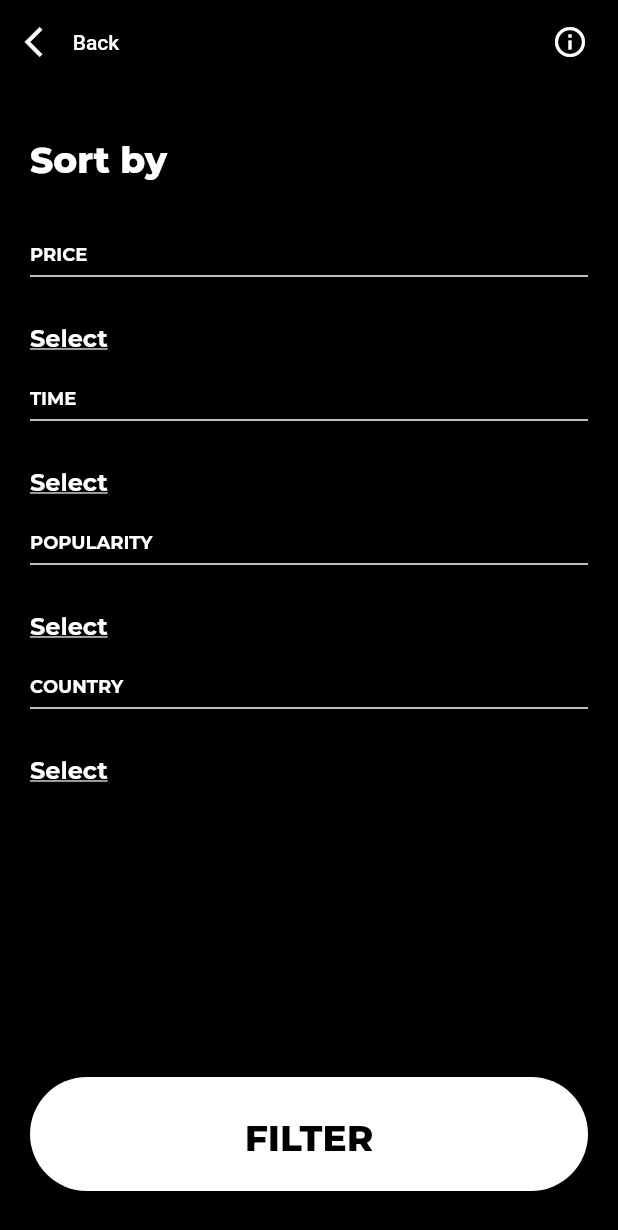
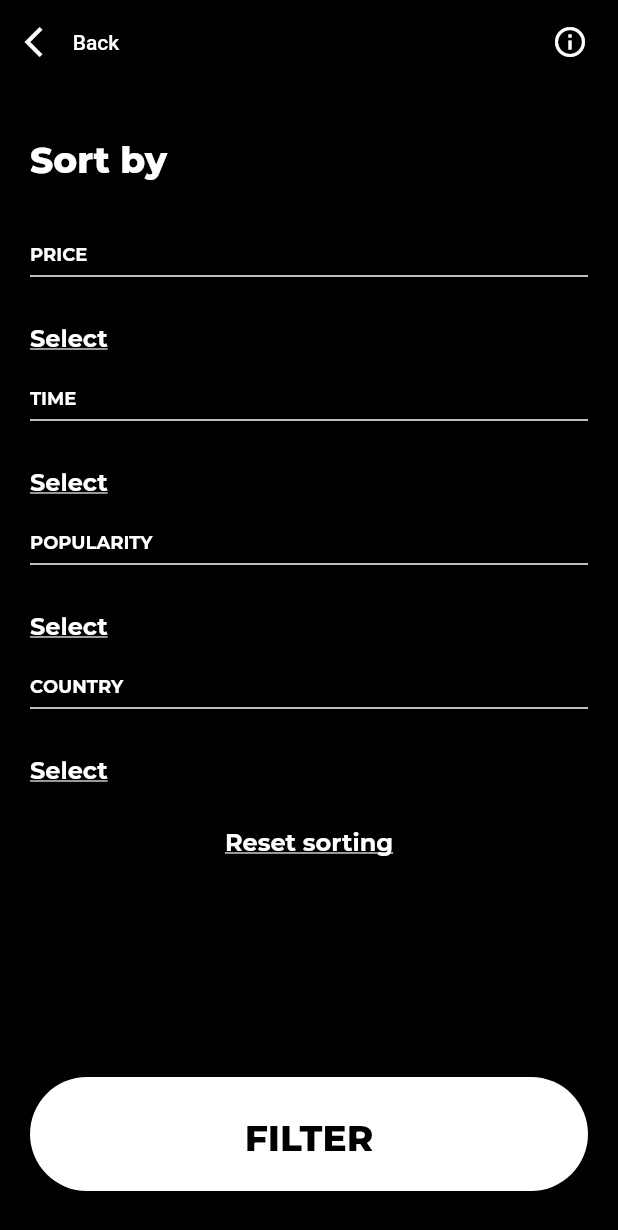
Before and after one commit to ZmicierSzkiel/fleeque, a Flutter app: the InfluencersFilterForm screen opened directly with empty values, on a phone screen of 412 x 824 dp. Shown: the top 1230 px of the screen. Run offline on Flutter 3.47's test engine with Material 2 defaults, Android fonts, the phone set to English and light mode, and no system bars; our stand-ins replace bloc, carousel_slider, cloud_firestore, dots_indicator, equatable, firebase_auth and 4 more; accounts and stored records are empty.

Commit message:
reset filtration logic added

```diff
--- a/lib/presentation/main_screen/influencers/bloc/influencers_bloc.dart
+++ b/lib/presentation/main_screen/influencers/bloc/influencers_bloc.dart
@@ -1,16 +1,21 @@
 import 'package:bloc/bloc.dart';
+import 'package:fleeque/core/use_case.dart';
 
 import 'package:fleeque/domain/entities/filtered_influencer.dart';
 import 'package:fleeque/domain/usecases/db_usecases/filter_influencers_list_usecase.dart';
+import 'package:fleeque/domain/usecases/db_usecases/get_influencers_list_usecase.dart';
 
 part 'influencers_event.dart';
 part 'influencers_state.dart';
 
 class InfluencersBloc extends Bloc<InfluencersEvent, InfluencersState> {
   final FilterInfluencersListUseCase _filterInfluencersListUseCase;
+  final GetInfluencersListUseCase _getInfluencersListUseCase;
   InfluencersBloc({
     required FilterInfluencersListUseCase filterInfluencersListUseCase,
+    required GetInfluencersListUseCase getInfluencersListUseCase,
   })  : _filterInfluencersListUseCase = filterInfluencersListUseCase,
+        _getInfluencersListUseCase = getInfluencersListUseCase,
         super(
           const InfluencersState(
             countryFilter: '',
@@ -24,6 +29,7 @@ class InfluencersBloc extends Bloc<InfluencersEvent, InfluencersState> {
     on<FollowersFilterEvent>(_handleFollowersFilterEvent);
     on<CountryFilterEvent>(_handleCountryFilterEvent);
     on<FilterDataEvent>(_handleFilterDataEvent);
+    on<ResetFilterEvent>(_handleResetFilterEvent);
   }
 
   void _handlePriceFilterEvent(
@@ -94,4 +100,9 @@ class InfluencersBloc extends Bloc<InfluencersEvent, InfluencersState> {
       );
     }
   }
+
+  Future<void> _handleResetFilterEvent(
+      ResetFilterEvent event, Emitter<InfluencersState> emit) async {
+    await _getInfluencersListUseCase.execute(NoParams());
+  }
 }
--- a/lib/presentation/main_screen/influencers/bloc/influencers_event.dart
+++ b/lib/presentation/main_screen/influencers/bloc/influencers_event.dart
@@ -29,3 +29,5 @@ class FollowersFilterEvent extends InfluencersEvent {
 }
 
 class FilterDataEvent extends InfluencersEvent {}
+
+class ResetFilterEvent extends InfluencersEvent {}
--- a/lib/presentation/main_screen/influencers/widgets/influencers_filter/influencers_filter_form.dart
+++ b/lib/presentation/main_screen/influencers/widgets/influencers_filter/influencers_filter_form.dart
@@ -1,14 +1,18 @@
+import 'package:fleeque/domain/usecases/db_usecases/get_influencers_list_usecase.dart';
+import 'package:flutter/material.dart';
+import 'package:flutter_bloc/flutter_bloc.dart';
+
 import 'package:fleeque/core/app_locator.dart';
+
+import 'package:fleeque/core_ui/constants.dart';
+import 'package:fleeque/core_ui/secondary_app_bar.dart';
+
 import 'package:fleeque/domain/entities/influencer.dart';
 import 'package:fleeque/domain/repositories/db_repository.dart';
 import 'package:fleeque/domain/usecases/db_usecases/filter_influencers_list_usecase.dart';
+
 import 'package:fleeque/presentation/main_screen/influencers/bloc/influencers_bloc.dart';
-import 'package:flutter/material.dart';
-
-import 'package:fleeque/core_ui/constants.dart';
-import 'package:fleeque/core_ui/secondary_app_bar.dart';
 import 'package:fleeque/presentation/main_screen/influencers/widgets/influencers_filter/influencer_dropdown_button.dart';
-import 'package:flutter_bloc/flutter_bloc.dart';
 
 class InfluencersFilterForm extends StatelessWidget {
   final List<Influencer> influencers;
@@ -45,6 +49,9 @@ class InfluencersFilterForm extends StatelessWidget {
     return BlocProvider(
       create: (context) => InfluencersBloc(
         filterInfluencersListUseCase: FilterInfluencersListUseCase(
+          repository: getIt.get<DbRepository>(),
+        ),
+        getInfluencersListUseCase: GetInfluencersListUseCase(
           repository: getIt.get<DbRepository>(),
         ),
       ),
@@ -110,6 +117,22 @@ class InfluencersFilterForm extends StatelessWidget {
                             .add(CountryFilterEvent(value!));
                       },
                     ),
+                    TextButton(
+                      style: ButtonStyle(
+                        overlayColor: MaterialStatePropertyAll(
+                          AppColors.primaryColor.withOpacity(0.1),
+                        ),
+                      ),
+                      onPressed: () {
+                        BlocProvider.of<InfluencersBloc>(context)
+                            .add(ResetFilterEvent());
+                        Navigator.pop(context);
+                      },
+                      child: const Text(
+                        'Reset sorting',
+                        style: AppFonts.mediumFontPrefsWhiteLink,
+                      ),
+                    ),
                     const Spacer(),
                     Padding(
                       padding: const EdgeInsets.symmetric(
```
